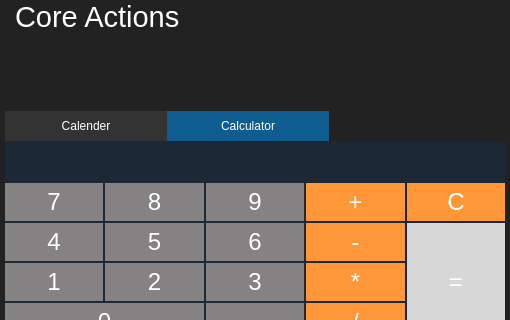
Before: the Qt Designer form coreaction/coreaction.ui in rahmanshaber/corebox, drawn with Qt 5; both pictures show x 0 to 510 and y 0 to 320 of the 510 by 683 pixel window.
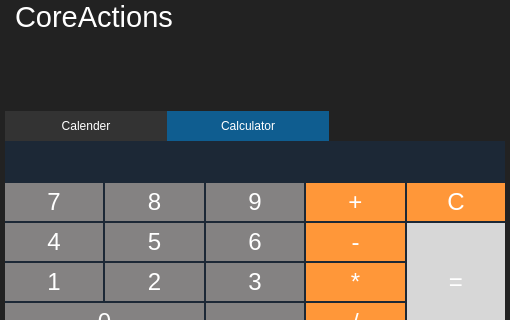
After: the same form once the commit is applied. Icons and pictures are not drawn.

Patch:
```diff
--- a/coreaction/coreaction.ui
+++ b/coreaction/coreaction.ui
@@ -90,7 +90,7 @@
          </font>
         </property>
         <property name="text">
-         <string>Core Actions</string>
+         <string>CoreActions</string>
         </property>
         <property name="indent">
          <number>10</number>
```
